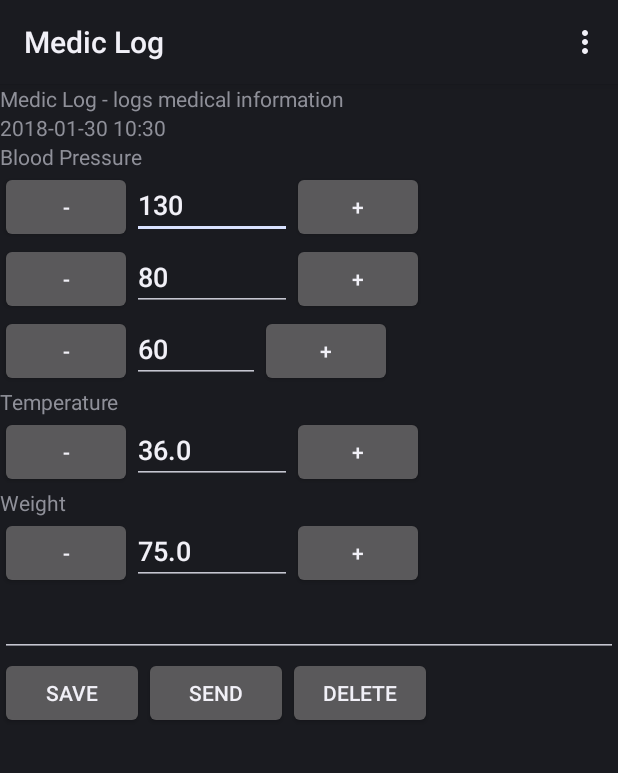
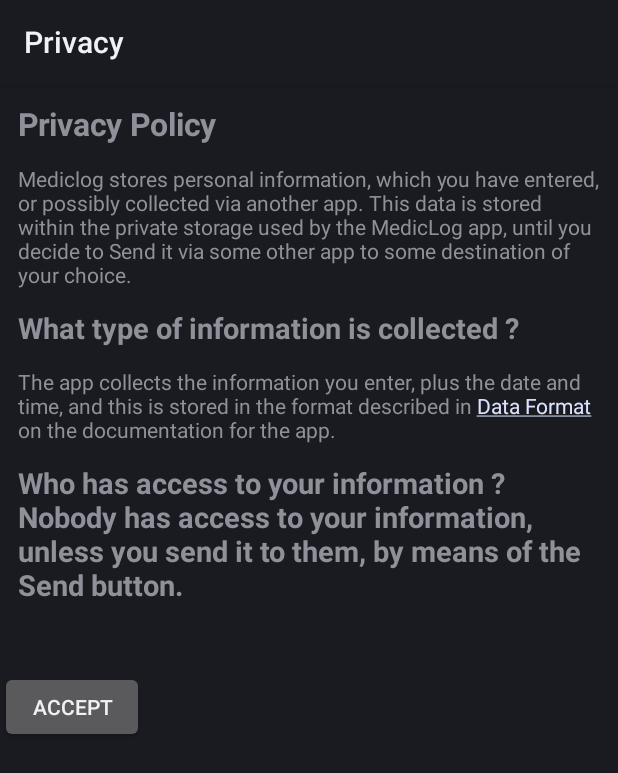
Before and after one commit to JohnLines/mediclog, an Android app: the screen it shows after launch (MedicLog before the commit, DisplayPrivacy after it), on a phone screen of 412 x 824 dp. Shown: the top 773 px of the screen. Run offline under Robolectric (Android 15) with nearby library versions, the phone set to English and light mode, and no system bars.

Commit message:
Display privacy policy on first run

```diff
--- a/src/main/AndroidManifest.xml
+++ b/src/main/AndroidManifest.xml
@@ -28,6 +28,12 @@
 	</activity>
 
 	<activity
+		android:name=".DisplayPrivacy"
+		android:label="@string/privacy">
+	</activity>
+
+
+	<activity
 		android:name=".LocalContentProvider"
 		>
 	</activity>
--- /dev/null
+++ b/src/main/java/org/paladyn/mediclog/DisplayPrivacy.java
@@ -0,0 +1,54 @@
+package org.paladyn.mediclog;
+
+import android.os.Bundle;
+import android.app.Activity;
+import android.view.View;
+import android.widget.TextView;
+import android.text.Html;
+import android.text.Spanned;
+import android.util.Log;
+import android.content.SharedPreferences;
+
+
+public class DisplayPrivacy extends Activity {
+
+ @Override
+ protected void onCreate(Bundle savedInstanceState) {
+        super.onCreate(savedInstanceState);
+	setContentView(R.layout.privacy_layout);
+
+       if (BuildConfig.DEBUG) {
+	       Log.d("mediclog","DisplayPrivacy");
+       }
+
+
+	TextView privacyTextView = (TextView) findViewById(R.id.privacy_text_view);
+
+    Spanned privacyText = Html.fromHtml(
+	                 getString(R.string.privacy_policy) + "<p>"
+			);
+
+        privacyTextView.setText(privacyText);
+
+
+
+    }
+
+ public void onClickAccept(View view) {
+
+       if (BuildConfig.DEBUG) {
+	       Log.d("mediclog","Accept Privacy - before update");
+       }
+
+ 	SharedPreferences sharedPref = getSharedPreferences("org.paladyn.mediclog_preferences",MODE_PRIVATE);
+		   sharedPref.edit().putBoolean("displayPrivacy", false).commit();
+
+       if (BuildConfig.DEBUG) {
+	       Log.d("mediclog","Accept Privacy - after update");
+       }
+       finish();
+   }
+
+
+
+ }
--- a/src/main/java/org/paladyn/mediclog/MedicLog.java
+++ b/src/main/java/org/paladyn/mediclog/MedicLog.java
@@ -156,13 +156,20 @@ public class MedicLog extends Activity {
     public void onStart() {
         super.onStart();
 
+	SharedPreferences sharedPref = getSharedPreferences("org.paladyn.mediclog_preferences",MODE_PRIVATE);
+	   if ( sharedPref.getBoolean("displayPrivacy",true)) {
+		Intent i = new Intent(this,DisplayPrivacy.class);
+		startActivity(i);
+
+	   }
+
+
 	try {
 	  readLog();
 	}  catch (DataFormatException dfe) {
 		dfe.printStackTrace();
 	}
 
-	SharedPreferences sharedPref = getSharedPreferences("org.paladyn.mediclog_preferences",MODE_PRIVATE);
 
         TextView textView = (TextView) findViewById(R.id.text_view);
         textView.setText("Medic Log - logs medical information");
--- /dev/null
+++ b/src/main/res/layout/privacy_layout.xml
@@ -0,0 +1,45 @@
+<?xml version="1.0" encoding="utf-8"?>
+<ScrollView xmlns:android="http://schemas.android.com/apk/res/android"
+    android:layout_width="fill_parent"
+    android:layout_height="fill_parent"
+    >
+
+  <LinearLayout
+  	android:orientation="vertical"
+	android:layout_width="wrap_content"
+	android:layout_height="wrap_content"
+	>
+
+      <RelativeLayout
+          android:layout_width="fill_parent"
+      android:layout_height="wrap_content"
+          android:padding="12dp" >
+
+      <TextView
+            android:id="@+id/privacy_text_view"
+          android:layout_width="wrap_content"
+        android:layout_height="wrap_content" />
+
+  </RelativeLayout>
+
+  <LinearLayout
+  	android:orientation="horizontal"
+	android:layout_width="fill_parent"
+	android:layout_height="wrap_content"
+	>
+
+	<Button
+	android:id="@+id/btnAccept"
+	android:text="Accept"
+        android:layout_width="wrap_content"
+        android:layout_height="wrap_content"
+	android:ems="6"
+	android:onClick="onClickAccept"
+	/>
+
+  </LinearLayout>
+
+
+  </LinearLayout>
+
+</ScrollView>
--- a/src/main/res/values/strings.xml
+++ b/src/main/res/values/strings.xml
@@ -3,6 +3,7 @@
     <string name="app_name">Medic Log</string>
     <string name="about">About</string>
     <string name="preferences">Preferences</string>
+    <string name="privacy">Privacy</string>
     <string name="about_text">
       <![CDATA[
       Author: John Lines<br/><br/>Mediclog logs medical information with a focus
@@ -10,4 +11,23 @@
 	  </string>
     <string name="records_read">Records Read </string>
     <string name="records_appended">Records Appended </string>
+    <string name="privacy_policy">
+	    <![CDATA[
+	    <h1>Privacy Policy</h1>
+	    Mediclog stores personal information, which you have entered, or possibly
+	    collected via another app.
+	    This data is stored within the private storage used by the MedicLog app,
+	    until you decide to Send it via some other app to some destination of your
+	    choice.
+	    <h2>What type of information is collected ?</h2>
+	    The app collects the information you enter, plus the date and time, and
+	    this is stored in the format described in <a href="https://github.com/JohnLines/mediclog/wiki/Data-format">
+		    Data Format</a> on the documentation
+	    for the app.
+
+	    <h2>Who has access to your information ?</a>
+	    Nobody has access to your information, unless you send it to them,
+	    by means of the <b>Send</b> button.
+	    ]]>
+    </string>
 </resources>
--- a/src/main/res/xml/preferences.xml
+++ b/src/main/res/xml/preferences.xml
@@ -18,4 +18,10 @@
 			android:summary="If selected the recorded times will be in UTC, otherwise in local time."
 			android:key="timeUTC"
 			/>
+
+		<CheckBoxPreference android:title="Display Privacy Policy on startup"
+			android:defaultValue="true"
+			android:summary="Display the Privacy Policy for MedicLog on startup."
+			android:key="displayPrivacy"
+			/>
   </PreferenceScreen>
```
